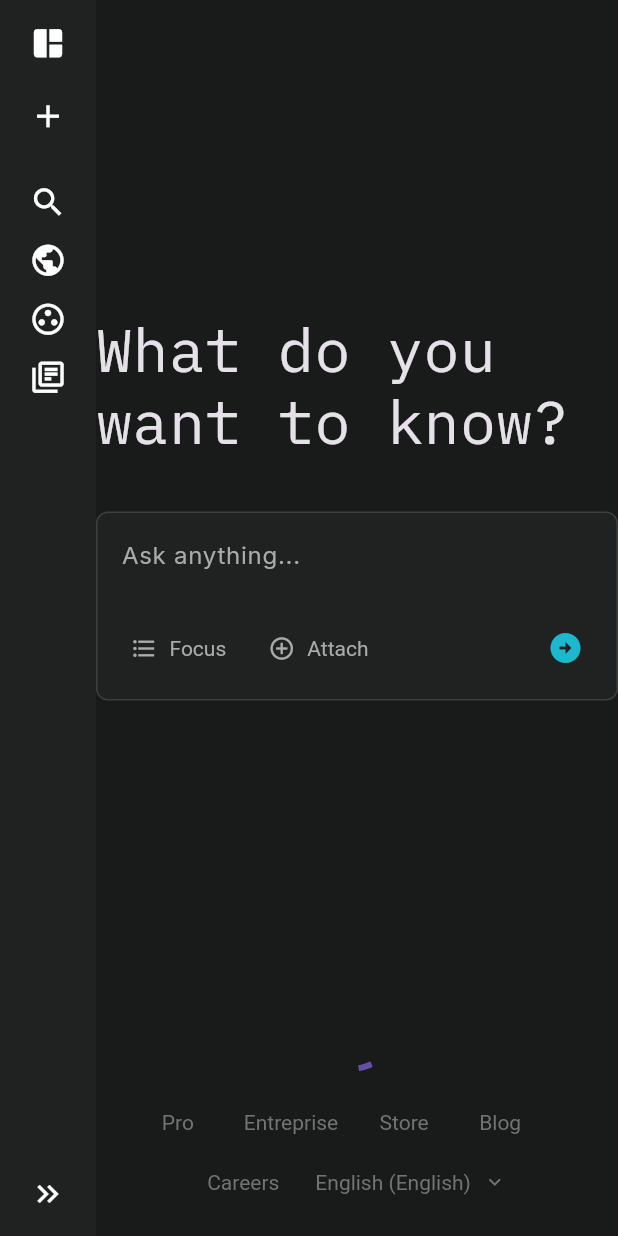
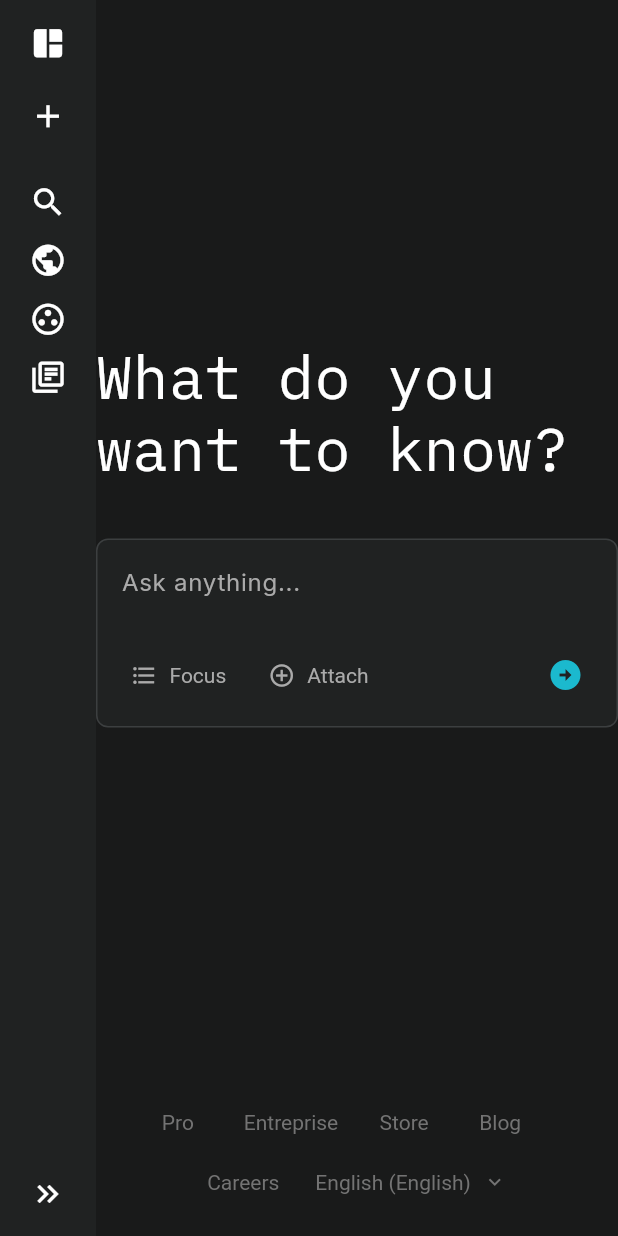
Before and after one commit to sbamed27/perplexity-clone, a Flutter app: the screen it shows after launch, on a phone screen of 412 x 824 dp. Run offline on Flutter 3.47's test engine with Material 3 defaults, Android fonts, the phone set to English and light mode, and no system bars; our stand-ins replace flutter_markdown, google_fonts; missing offline and left inert: web_socket_client.

Commit message:
optimized interface architecture

```diff
--- a/lib/main.dart
+++ b/lib/main.dart
@@ -1,7 +1,7 @@
 import 'package:flutter/material.dart';
 import 'package:google_fonts/google_fonts.dart';
+import 'package:perplexity_clone/pages/home.dart';
 import 'package:perplexity_clone/theme/colors.dart';
-import 'pages/home.dart';
 
 void main() {
   runApp(const MyApp());
@@ -23,7 +23,11 @@
           ),
         ),
         scaffoldBackgroundColor: AppColors.background,
-        textTheme: GoogleFonts.interTextTheme(ThemeData.dark().textTheme),
+        textTheme: GoogleFonts.interTextTheme(ThemeData.dark()
+            .textTheme
+            .copyWith(
+                bodyMedium: const TextStyle(
+                    fontSize: 15, color: AppColors.whiteColor))),
       ),
       home: const HomePage(),
     );
--- a/lib/pages/home.dart
+++ b/lib/pages/home.dart
@@ -22,28 +22,17 @@
 
   @override
   Widget build(BuildContext context) {
-    return Scaffold(
+    return const Scaffold(
       body: Row(
         children: [
-          const Sidebar(),
+          Sidebar(),
           Expanded(
             child: Column(
               children: [
-                const Expanded(
+                Expanded(
                   child: SearchSection(),
                 ),
-                StreamBuilder(
-                    stream: ChatWebService().contentStream,
-                    builder: (context, snapshot) {
-                      if (snapshot.connectionState == ConnectionState.waiting) {
-                        return const Center(
-                            child: CircularProgressIndicator.adaptive());
-                      }
-
-                      fullResponse += snapshot.data!['data'];
-                      return Center(child: Text(fullResponse));
-                    }),
-                const Footer(),
+                Footer(),
               ],
             ),
           ),
--- a/lib/widgets/search_section.dart
+++ b/lib/widgets/search_section.dart
@@ -1,5 +1,6 @@
 import 'package:flutter/material.dart';
 import 'package:google_fonts/google_fonts.dart';
+import 'package:perplexity_clone/pages/chat_page.dart';
 import 'package:perplexity_clone/services/chat_web_service.dart';
 import 'package:perplexity_clone/theme/colors.dart';
 
@@ -72,6 +73,10 @@
                     IconButton(
                         onPressed: () {
                           ChatWebService().chat(queryController.text.trim());
+                          Navigator.of(context).push(MaterialPageRoute(
+                            builder: (context) =>
+                                ChatPage(question: queryController.text.trim()),
+                          ));
                         },
                         icon: const Icon(
                             color: AppColors.submitButton,
--- a/pubspec.yaml
+++ b/pubspec.yaml
@@ -37,6 +37,7 @@
   cupertino_icons: ^1.0.8
   google_fonts: ^6.2.1
   web_socket_client: ^0.1.5
+  flutter_markdown: ^0.7.5
 
 dev_dependencies:
   flutter_test:
```
Also changed, not shown: lib/pages/chat_page.dart (added, +51 -0 lines), lib/widgets/answer_section.dart (added, +51 -0 lines), lib/widgets/sources_section.dart (added, +91 -0 lines), pubspec.lock.
